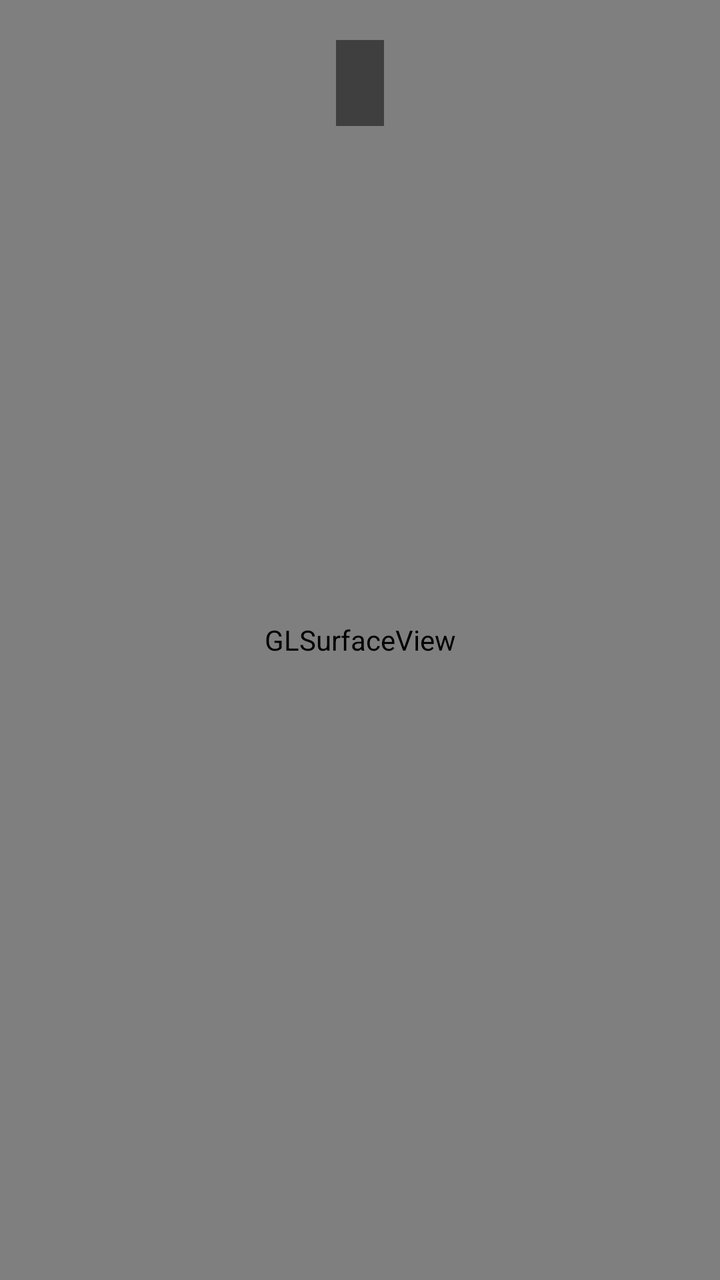
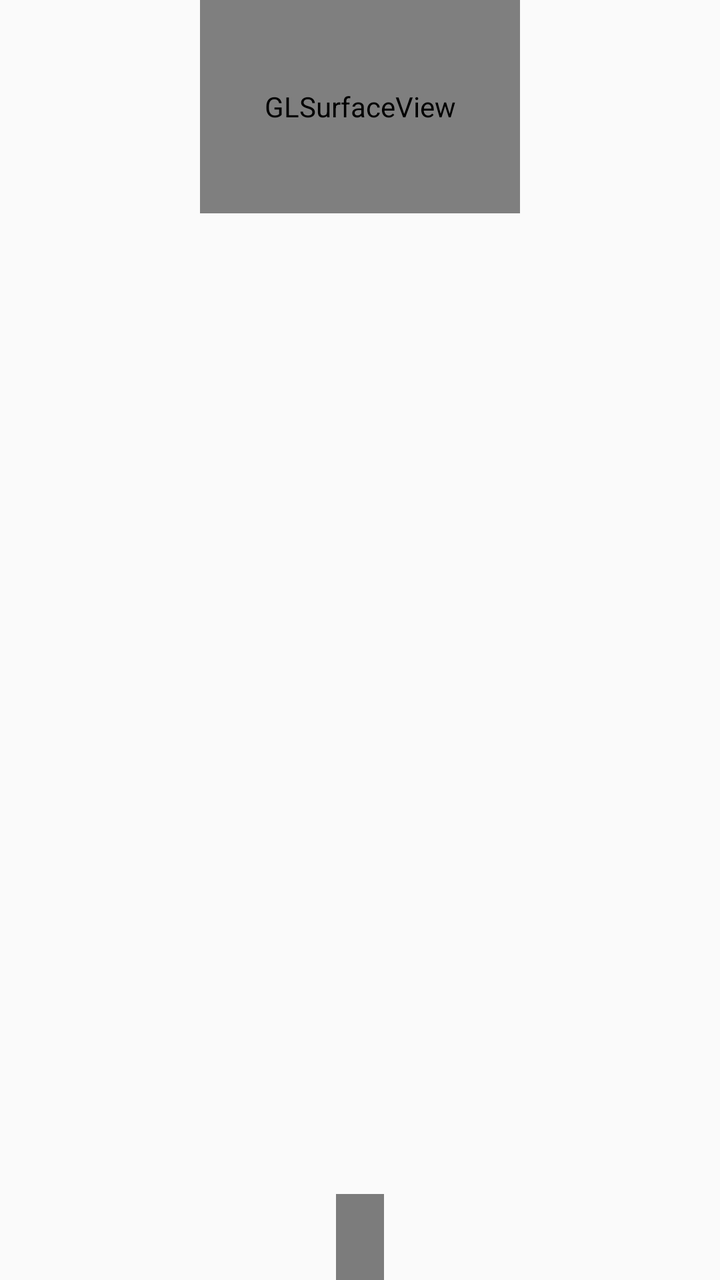

Before-and-after screenshots of an Android layout around one commit, followed by the original layout XML and the change that was made.
<!-- AndroidManifest.xml: application theme Theme.Glessedemo -->
<!-- res/layout/fragment_surface_share.xml -->
<?xml version="1.0" encoding="utf-8"?>
<FrameLayout xmlns:android="http://schemas.android.com/apk/res/android"
    android:layout_width="match_parent"
    android:layout_height="match_parent">

    <android.opengl.GLSurfaceView
        android:id="@+id/gl_surface_view"
        android:layout_width="match_parent"
        android:layout_height="match_parent" />

    <TextView
        android:id="@+id/tv_info"
        android:layout_width="wrap_content"
        android:layout_height="wrap_content"
        android:layout_gravity="top|center_horizontal"
        android:layout_marginTop="20dp"
        android:background="#80000000"
        android:padding="12dp"
        android:textColor="@android:color/white"
        android:textSize="14sp" />

</FrameLayout>
<!-- resources referenced by this layout -->
<resources>
  <style name="Theme.Glessedemo" parent="Theme.AppCompat.Light.NoActionBar" />
</resources>

<!-- the commit's change to res/layout/fragment_surface_share.xml (unified diff, before → after) -->
@@ -1,22 +1,28 @@
 <?xml version="1.0" encoding="utf-8"?>
-<FrameLayout xmlns:android="http://schemas.android.com/apk/res/android"
+<androidx.constraintlayout.widget.ConstraintLayout xmlns:android="http://schemas.android.com/apk/res/android"
+    xmlns:app="http://schemas.android.com/apk/res-auto"
     android:layout_width="match_parent"
     android:layout_height="match_parent">
 
     <android.opengl.GLSurfaceView
         android:id="@+id/gl_surface_view"
-        android:layout_width="match_parent"
-        android:layout_height="match_parent" />
+        android:layout_width="480px"
+        android:layout_height="320px"
+        app:layout_constraintEnd_toEndOf="parent"
+        app:layout_constraintStart_toStartOf="parent"
+        app:layout_constraintTop_toTopOf="parent" />
 
     <TextView
         android:id="@+id/tv_info"
         android:layout_width="wrap_content"
         android:layout_height="wrap_content"
-        android:layout_gravity="top|center_horizontal"
         android:layout_marginTop="20dp"
         android:background="#80000000"
         android:padding="12dp"
         android:textColor="@android:color/white"
-        android:textSize="14sp" />
+        android:textSize="14sp"
+        app:layout_constraintBottom_toBottomOf="parent"
+        app:layout_constraintEnd_toEndOf="parent"
+        app:layout_constraintStart_toStartOf="parent" />
 
-</FrameLayout>
+</androidx.constraintlayout.widget.ConstraintLayout>
